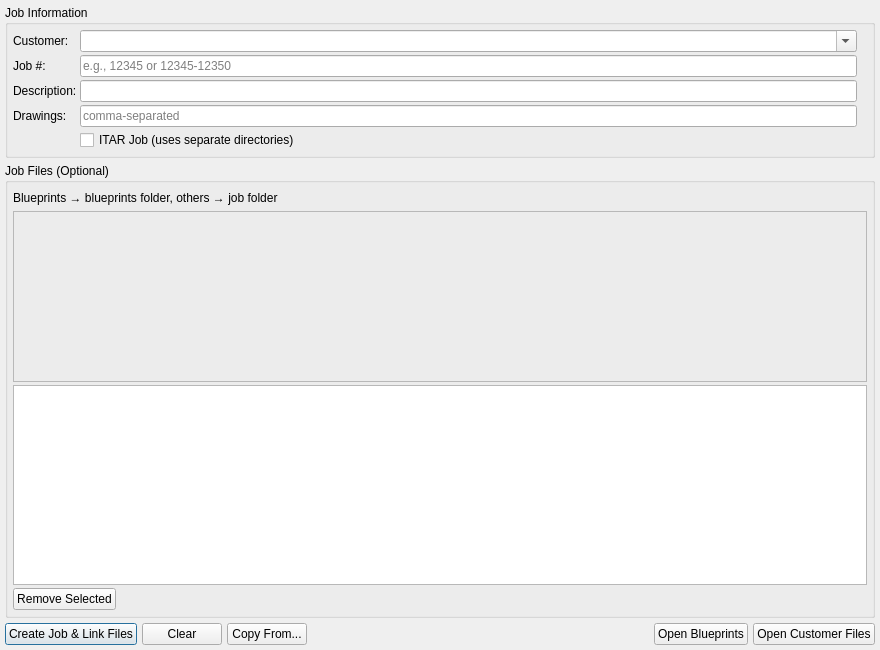
Qt form modules/job/ui/job_tab.ui (i-machine-things/JobDocs) before a commit.
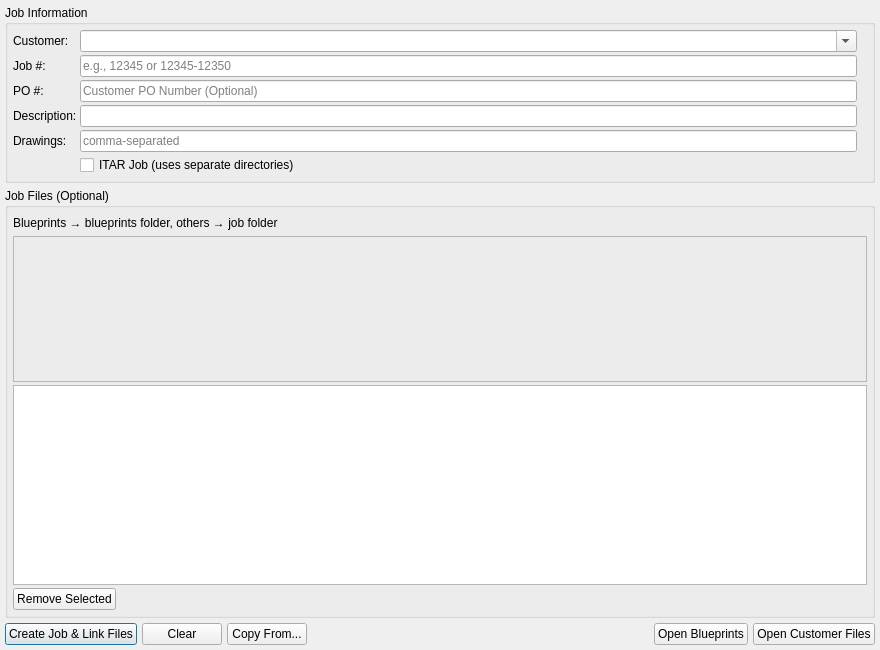
The same form after that commit.

The edit to the form file:
```diff
--- a/modules/job/ui/job_tab.ui
+++ b/modules/job/ui/job_tab.ui
@@ -95,30 +95,44 @@
        </widget>
       </item>
       <item row="2" column="0">
+       <widget class="QLabel" name="poNumberLabel">
+        <property name="text">
+         <string>PO #:</string>
+        </property>
+       </widget>
+      </item>
+      <item row="2" column="1">
+       <widget class="QLineEdit" name="po_number_edit">
+        <property name="placeholderText">
+         <string>Customer PO Number (Optional)</string>
+        </property>
+       </widget>
+      </item>
+      <item row="3" column="0">
        <widget class="QLabel" name="descriptionLabel">
         <property name="text">
          <string>Description:</string>
         </property>
        </widget>
       </item>
-      <item row="2" column="1">
+      <item row="3" column="1">
        <widget class="QLineEdit" name="description_edit"/>
       </item>
-      <item row="3" column="0">
+      <item row="4" column="0">
        <widget class="QLabel" name="drawingsLabel">
         <property name="text">
          <string>Drawings:</string>
         </property>
        </widget>
       </item>
-      <item row="3" column="1">
+      <item row="4" column="1">
        <widget class="QLineEdit" name="drawings_edit">
         <property name="placeholderText">
          <string>comma-separated</string>
         </property>
        </widget>
       </item>
-      <item row="4" column="1">
+      <item row="5" column="1">
        <widget class="QCheckBox" name="itar_check">
         <property name="text">
          <string>ITAR Job (uses separate directories)</string>
```
